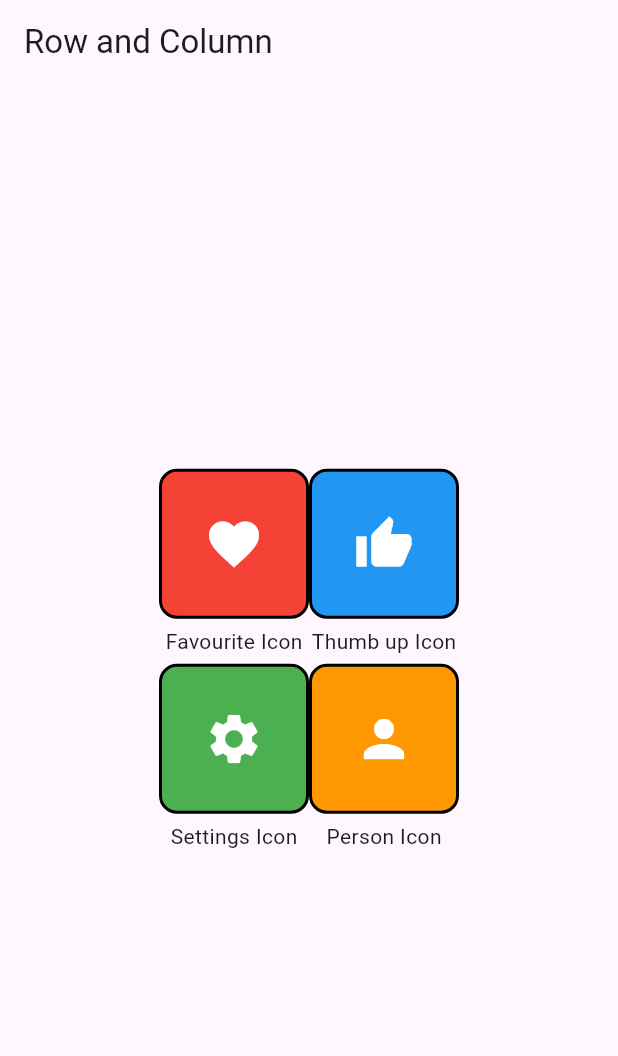
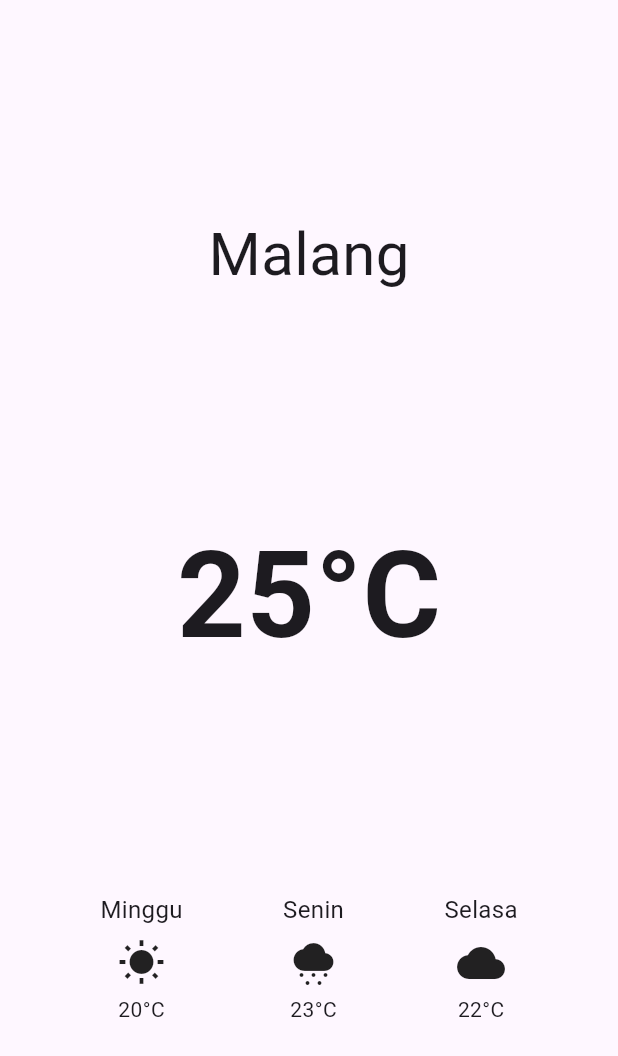
Before and after one commit to nabilareyna/praktikum_mobile, a Flutter app: the screen it shows after launch, on a phone screen of 412 x 824 dp. Shown: the top 1056 px of the screen. Run offline on Flutter 3.47's test engine with Material 3 defaults, Android fonts, the phone set to English and light mode, and no system bars.

Commit message:
task 3 finished

```diff
--- a/lib/IconContainerWidget.dart
+++ b/lib/IconContainerWidget.dart
@@ -1,25 +1,20 @@
 import 'package:flutter/material.dart';
 
 class IconContainerWidget extends StatelessWidget {
-  IconContainerWidget({super.key, this.bgColor, this.iconColor, this.icon, this.text});
-
-  final Color? bgColor;
-  final Color? iconColor;
-  final IconData? icon;
-  final String? text;
+  final String day;
+  final String temp;
+  final IconData icon;
+  IconContainerWidget({super.key, required this.day, required this.temp, required this.icon});
 
   @override
   Widget build(BuildContext context) {
     return Column(
       children: [
-        Container(
-          width: 100,
-          height: 100,
-          decoration: BoxDecoration(color: bgColor, border: Border.all(color: Colors.black, width: 2), borderRadius: BorderRadius.circular(12)),
-          child: Icon(icon, color: iconColor, size: 40),
-        ),
-        SizedBox(height: 5,),
-        Text(text ?? '')
+        Text(day, style: const TextStyle(fontSize: 16)),
+        const SizedBox(height: 8),
+        Icon(icon, size: 32),
+        const SizedBox(height: 5),
+        Text(temp, style: const TextStyle(fontSize: 14)),
       ],
     );
   }
--- a/lib/main.dart
+++ b/lib/main.dart
@@ -11,26 +11,21 @@ class MainApp extends StatelessWidget {
   @override
   Widget build(BuildContext context) {
     return MaterialApp(
-      title: 'Row and Column',
+      debugShowCheckedModeBanner: false,
+      title: 'Alignment Widget',
       home: Scaffold(
-        appBar: AppBar(title: Text("Row and Column")),
-        body: Center(
+        body: SafeArea(
           child: Column(
-            mainAxisAlignment: MainAxisAlignment.center,
+            mainAxisAlignment: MainAxisAlignment.spaceEvenly,
             children: [
+              Text("Malang", style: TextStyle(fontSize: 40, fontWeight: FontWeight.w400)),
+              Text('25°C', style: TextStyle(fontSize: 80, fontWeight: FontWeight.bold)),
               Row(
-                mainAxisAlignment: MainAxisAlignment.center,
+                mainAxisAlignment: MainAxisAlignment.spaceEvenly,
                 children: [
-                  IconContainerWidget(bgColor: Colors.red, iconColor: Colors.white, icon: Icons.favorite, text: 'Favourite Icon'),
-                  IconContainerWidget(bgColor: Colors.blue, iconColor: Colors.white, icon: Icons.thumb_up, text: 'Thumb up Icon',),
-                ],
-              ),
-              SizedBox(height: 5,),
-              Row(
-                mainAxisAlignment: MainAxisAlignment.center,
-                children: [
-                  IconContainerWidget(bgColor: Colors.green, iconColor: Colors.white, icon: Icons.settings, text: 'Settings Icon'),
-                  IconContainerWidget(bgColor: Colors.orange, iconColor: Colors.white, icon: Icons.person, text: 'Person Icon'),
+                  IconContainerWidget(temp: '20°C', icon: Icons.wb_sunny, day: "Minggu"),
+                  IconContainerWidget(temp: '23°C', icon: Icons.cloudy_snowing, day: "Senin"),
+                  IconContainerWidget(temp: '22°C', icon: Icons.cloud, day: "Selasa"),
                 ],
               ),
             ],
```
